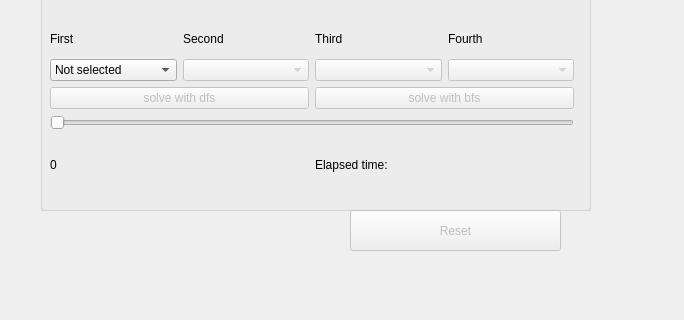
Old version of the form graphicmaze.ui in the repository mohake-keshavarzi/Mohammad-Hadi-Keshavarzi; both pictures show x 0 to 684 and y 280 to 600 of the 800 by 600 pixel window.
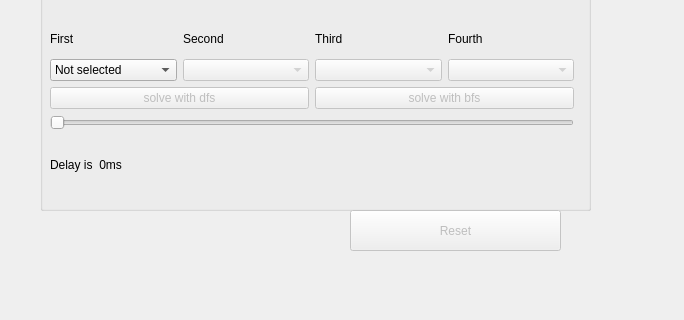
New version of the form.

The edit to the form file:
```diff
--- a/graphicmaze.ui
+++ b/graphicmaze.ui
@@ -208,14 +208,7 @@
         <item>
          <widget class="QLabel" name="delay_lb">
           <property name="text">
-           <string>0</string>
-          </property>
-         </widget>
-        </item>
-        <item>
-         <widget class="QLabel" name="elapsedTime_lb">
-          <property name="text">
-           <string>Elapsed time:</string>
+           <string>Delay is  0ms</string>
           </property>
          </widget>
         </item>
```
